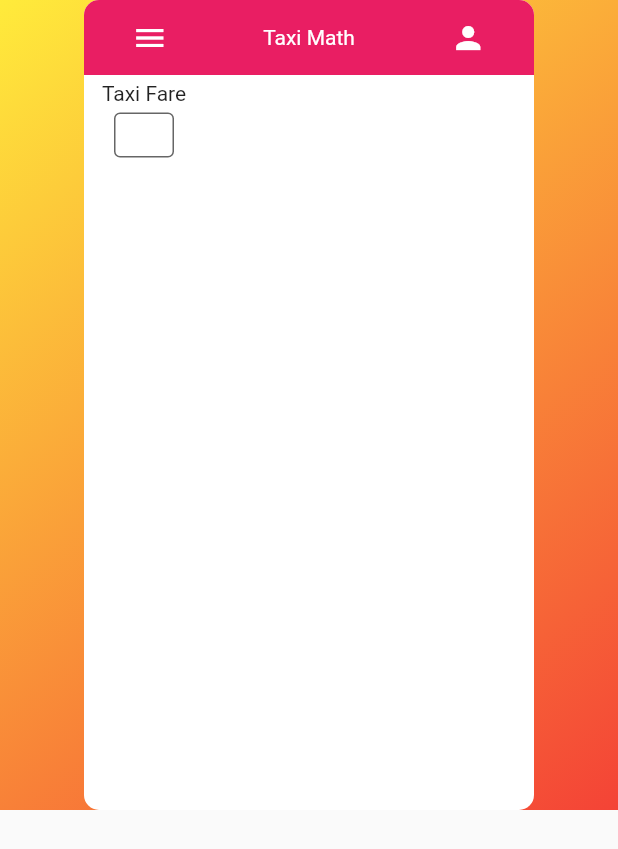
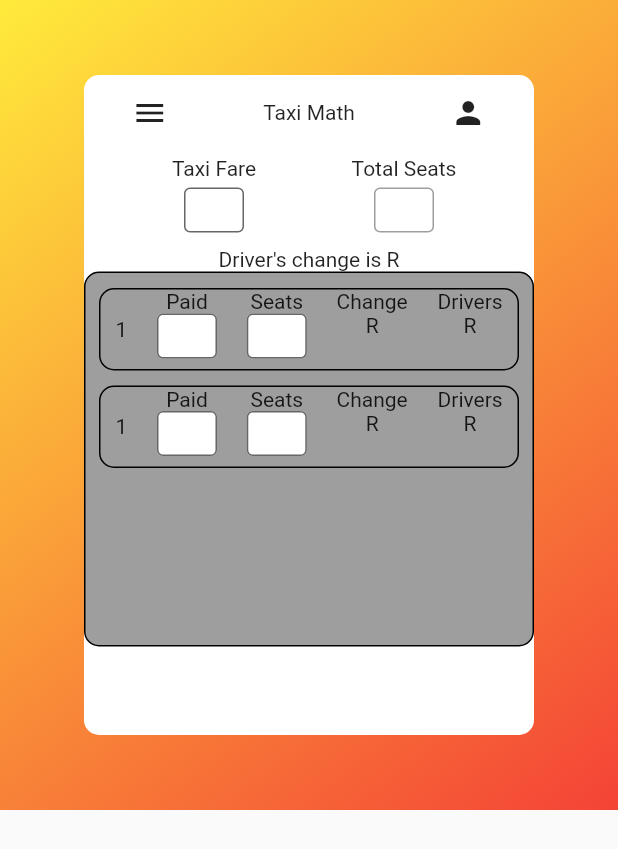
Before and after one commit to GiftSibiya/flutter_FrontSeat, a Flutter app: the screen it shows after launch, on a phone screen of 412 x 824 dp. Shown: the top 849 px of the screen. Run offline on Flutter 3.47's test engine with Material 2 defaults, Android fonts, the phone set to English and light mode, and no system bars.

Commit message:
row calculation widget

```diff
--- /dev/null
+++ b/taxi_math_flutter/lib/custom_widgets/rowField.dart
@@ -0,0 +1,61 @@
+import 'package:flutter/material.dart';
+
+class RowField extends StatelessWidget {
+  const RowField({super.key});
+
+  @override
+  Widget build(BuildContext context) {
+    return Container(
+      width: 280,
+      height: 55,
+      decoration: BoxDecoration(
+        border: Border.all(color: Colors.black),
+        borderRadius: BorderRadius.all(Radius.circular(10)),
+      ),
+      child: const Row(
+        mainAxisAlignment: MainAxisAlignment.spaceAround,
+        children: [
+          Text("1"),
+          Column(
+            children: [
+              Text("Paid"),
+              SizedBox(
+                width: 40,
+                height: 30,
+                child: TextField(
+                  decoration: InputDecoration(
+                      fillColor: Colors.white,
+                      filled: true,
+                      border: OutlineInputBorder()),
+                ),
+              )
+            ],
+          ),
+          ////
+          ///
+          Column(
+            children: [
+              Text("Seats"),
+              SizedBox(
+                width: 40,
+                height: 30,
+                child: TextField(
+                  decoration: InputDecoration(
+                      fillColor: Colors.white,
+                      filled: true,
+                      border: OutlineInputBorder()),
+                ),
+              )
+            ],
+          ),
+          Column(
+            children: [Text("Change"), Text("R")],
+          ),
+          Column(
+            children: [Text("Drivers"), Text("R")],
+          )
+        ],
+      ),
+    );
+  }
+}
--- a/taxi_math_flutter/lib/main.dart
+++ b/taxi_math_flutter/lib/main.dart
@@ -1,6 +1,8 @@
 // ignore_for_file: prefer_const_constructors, prefer_const_literals_to_create_immutables
 
 import 'package:flutter/material.dart';
+import 'package:flutter/services.dart';
+import 'package:taxi_math_flutter/custom_widgets/rowField.dart';
 
 void main() {
   runApp(const TaxiMath());
@@ -17,6 +19,7 @@ class TaxiMath extends StatelessWidget {
       home: Scaffold(
         body: SingleChildScrollView(
           child: Container(
+            height: 540,
             decoration: BoxDecoration(
                 gradient: LinearGradient(
                     begin: Alignment.topLeft,
@@ -24,7 +27,7 @@ class TaxiMath extends StatelessWidget {
                     colors: [Colors.yellow, Colors.red])),
             child: Center(
               child: Container(
-                height: 540,
+                height: 440,
                 width: 300,
                 decoration: BoxDecoration(
                     color: Colors.white,
@@ -40,21 +43,27 @@ class TaxiMath extends StatelessWidget {
                           height: 50,
                           width: 300,
                           decoration: BoxDecoration(
-                            color: Colors.pink,
                             borderRadius:
                                 BorderRadius.vertical(top: Radius.circular(10)),
                           ),
                           child: Row(
                               mainAxisAlignment: MainAxisAlignment.spaceAround,
                               children: [
-                                Icon(Icons.menu, color: Colors.white),
-                                Text("Taxi Math",
-                                    style: TextStyle(color: Colors.white)),
-                                Icon(Icons.person, color: Colors.white),
+                                Icon(
+                                  Icons.menu,
+                                ),
+                                Text(
+                                  "Taxi Math",
+                                ),
+                                Icon(
+                                  Icons.person,
+                                ),
                               ])),
                     ]),
                     // This is the end of the header row
                     Row(
+                      // This is the row for the taxi fare an passanger counts
+                      mainAxisAlignment: MainAxisAlignment.spaceEvenly,
                       children: [
                         Column(
                           children: [
@@ -77,10 +86,53 @@ class TaxiMath extends StatelessWidget {
                               ),
                             )
                           ],
-                        )
+                        ),
+                        Column(
+                          children: [
+                            Padding(
+                                padding: EdgeInsets.symmetric(
+                                    horizontal: 40, vertical: 2)),
+                            Text("Total Seats"),
+                            SizedBox(height: 5),
+                            SizedBox(
+                              width: 40,
+                              height: 30,
+                              child: TextField(
+                                decoration: InputDecoration(
+                                  border: OutlineInputBorder(),
+                                ),
+                              ),
+                            ),
+                          ],
+                        ),
                       ],
                     ),
+                    SizedBox(
+                      height: 10,
+                    ),
+                    Text("Driver's change is R"),
+                    Container(
+                      //This is the grey box surrounding the calculation rows
+                      height: 250,
+                      decoration: BoxDecoration(
+                          color: Colors.grey,
+                          border: Border.all(color: Colors.black),
+                          borderRadius: BorderRadius.all(Radius.circular(10))),
+                      child: Column(
+                        children: [
+                          Row(
+                            mainAxisAlignment: MainAxisAlignment.center,
+                          ),
+                          Padding(padding: EdgeInsets.symmetric(vertical: 5)),
+                          RowField(),
+                          Padding(padding: EdgeInsets.symmetric(vertical: 5)),
+                          RowField(),
+                        ],
+                      ),
+                    )
                   ],
+
+                  //End of the fare and seats row.
                 ),
               ),
             ),
```
